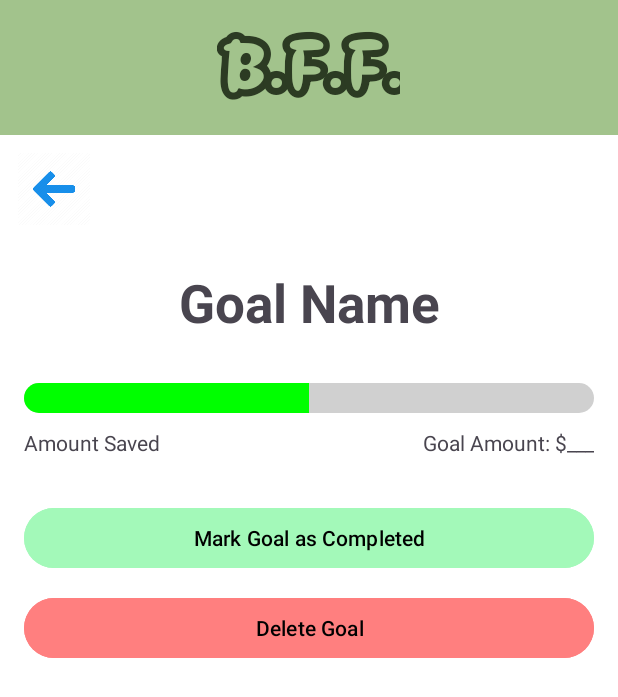
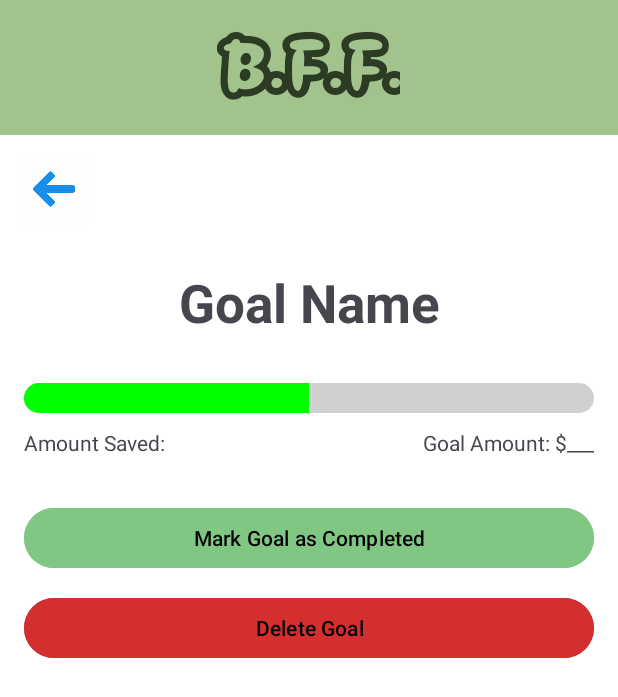
Before and after one commit to bguti1121/BFF_App, an Android app: the GoalDetailActivity screen opened directly, with no data from a screen before it, on a phone screen of 412 x 824 dp. Shown: the top 697 px of the screen. Run offline under Robolectric (Android 15) with nearby library versions, the phone set to English and light mode, and no system bars.

Commit message:
Night Mode Color Update
- changed all hardcoded text to @string
- changed all hardcoded colors to @color

```diff
--- /dev/null
+++ b/app/src/main/res/drawable/edit_pencil_24.xml
@@ -0,0 +1,5 @@
+<vector xmlns:android="http://schemas.android.com/apk/res/android" android:height="24dp" android:tint="@color/white" android:viewportHeight="24" android:viewportWidth="24" android:width="24dp">
+
+    <path android:fillColor="@android:color/white" android:pathData="M3,17.25V21h3.75L17.81,9.94l-3.75,-3.75L3,17.25zM20.71,7.04c0.39,-0.39 0.39,-1.02 0,-1.41l-2.34,-2.34c-0.39,-0.39 -1.02,-0.39 -1.41,0l-1.83,1.83 3.75,3.75 1.83,-1.83z"/>
+
+</vector>
--- a/app/src/main/res/layout/activity_add_goal.xml
+++ b/app/src/main/res/layout/activity_add_goal.xml
@@ -99,8 +99,8 @@
                 android:text="@string/add_goal"
                 android:layout_gravity="center"
                 android:layout_marginTop="24dp"
-                android:backgroundTint="#86B067"
-                android:textColor="#000000"/>
+                android:backgroundTint="@color/button_background"
+                android:textColor="@color/button_text"/>
 
         </LinearLayout>
     </LinearLayout>
--- a/app/src/main/res/layout/activity_edit_goal.xml
+++ b/app/src/main/res/layout/activity_edit_goal.xml
@@ -102,8 +102,8 @@
                 android:text="@string/save_editGoal"
                 android:layout_gravity="center"
                 android:layout_marginTop="24dp"
-                android:backgroundTint="#86B067"
-                android:textColor="#000000"/>
+                android:backgroundTint="@color/button_background"
+                android:textColor="@color/button_text"/>
         </LinearLayout>
     </LinearLayout>
 </ScrollView>
--- a/app/src/main/res/layout/activity_goal_detail.xml
+++ b/app/src/main/res/layout/activity_goal_detail.xml
@@ -53,7 +53,7 @@
                 android:id="@+id/goalTitleText"
                 android:layout_width="match_parent"
                 android:layout_height="wrap_content"
-                android:text="Goal Name"
+                android:text="@string/goal_name"
                 android:textSize="35sp"
                 android:textStyle="bold"
                 android:gravity="center_horizontal"
@@ -82,14 +82,14 @@
                     android:layout_width="0dp"
                     android:layout_height="wrap_content"
                     android:layout_weight="1"
-                    android:text="Amount Saved"
+                    android:text="@string/amount_saved"
                     android:textSize="14sp" />
 
                 <TextView
                     android:id="@+id/goalAmountText"
                     android:layout_width="wrap_content"
                     android:layout_height="wrap_content"
-                    android:text="Goal Amount: $___"
+                    android:text="@string/goal_amount"
                     android:textSize="14sp" />
             </LinearLayout>
 
@@ -98,19 +98,19 @@
                 android:id="@+id/completeGoalBtn"
                 android:layout_width="match_parent"
                 android:layout_height="wrap_content"
-                android:text="Mark Goal as Completed"
-                android:backgroundTint="#A3F9B9"
-                android:textColor="#000000" />
+                android:text="@string/mark_goal_as_completed_goalDetail"
+                android:backgroundTint="@color/lightGreen"
+                android:textColor="@color/button_text" />
 
             <!-- Delete Button -->
             <Button
                 android:id="@+id/deleteGoalBtn"
                 android:layout_width="match_parent"
                 android:layout_height="wrap_content"
-                android:text="Delete Goal"
+                android:text="@string/delete_goal_goalDetail"
                 android:layout_marginTop="12dp"
-                android:backgroundTint="#FF7F7F"
-                android:textColor="#000000" />
+                android:backgroundTint="@color/transaction_expense"
+                android:textColor="@color/button_text" />
         </LinearLayout>
     </LinearLayout>
 </ScrollView>
--- a/app/src/main/res/values-night/themes.xml
+++ b/app/src/main/res/values-night/themes.xml
@@ -1,6 +1,6 @@
 <resources xmlns:tools="http://schemas.android.com/tools">
     <!-- Base application theme. -->
-    <style name="Base.Theme.BFF_App" parent="Theme.MaterialComponents.DayNight.NoActionBar">
+    <style name="Base.Theme.BFF_App" parent="Theme.Material3.DayNight.NoActionBar">
         <!-- Customize your dark theme here. -->
         <!-- <item name="colorPrimary">@color/my_dark_primary</item> -->
         <item name="android:windowBackground">@color/white</item>
--- a/app/src/main/res/values/colors.xml
+++ b/app/src/main/res/values/colors.xml
@@ -32,6 +32,8 @@
     <color name="button_background">#86B067</color>
     <color name="button_text">#000000</color>
 
+    <color name="shadow_color">#80000000</color>
+
     <color name="forestGreen">#466B3D</color>
     <color name="soft">#DFF2D8</color>
 
--- a/app/src/main/res/values/strings.xml
+++ b/app/src/main/res/values/strings.xml
@@ -205,6 +205,9 @@
     <string name="current_savings">Currently Saved: $0.00/$X.XX</string>
     <string name="enter_amount_to_add">Enter amount to add</string>
     <string name="add_to_saved">Add to Saved</string>
+    <string name="amount_saved">Amount Saved:</string>
+    <string name="goal_amount">Goal Amount: $___</string>
+    <string name="suggestion_text">You should save $___ per week.</string>
 
 
 </resources>
```
Also changed, not shown: app/src/main/java/com/example/bff_app/GoalManager.java (+20 -0 lines), app/src/main/res/drawable/add_24.xml (added, +14 -0 lines), app/src/main/res/layout/activity_saving_goals.xml (+5 -5 lines), app/src/main/res/layout/activity_update_saved.xml (+5 -5 lines), app/src/main/res/layout/saving_goal.xml (+27 -16 lines), app/src/main/res/layout/suggested_goal_popup.xml (+5 -5 lines).
